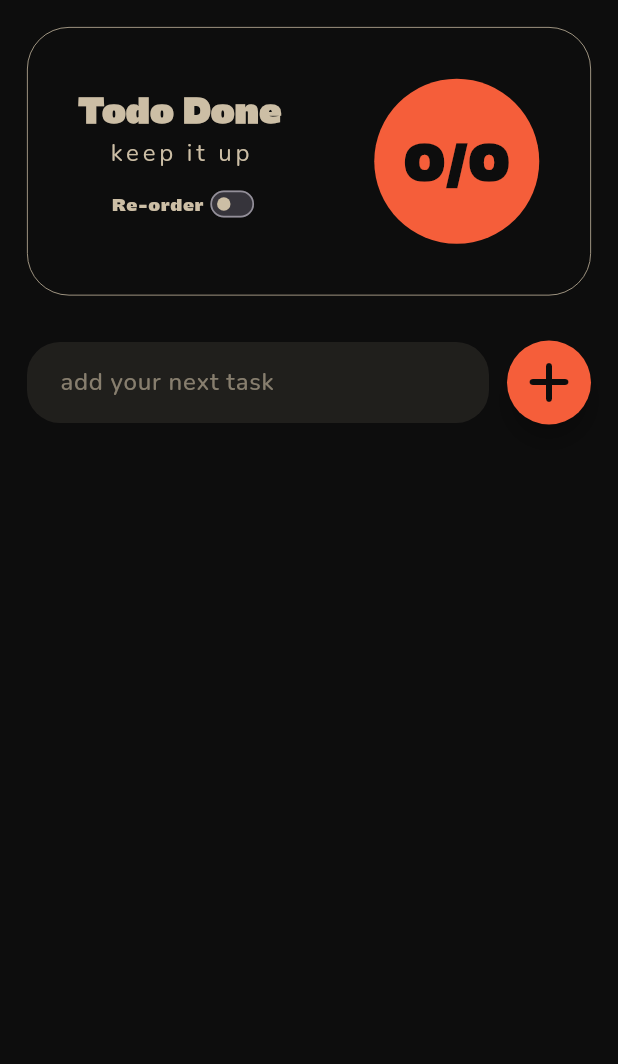
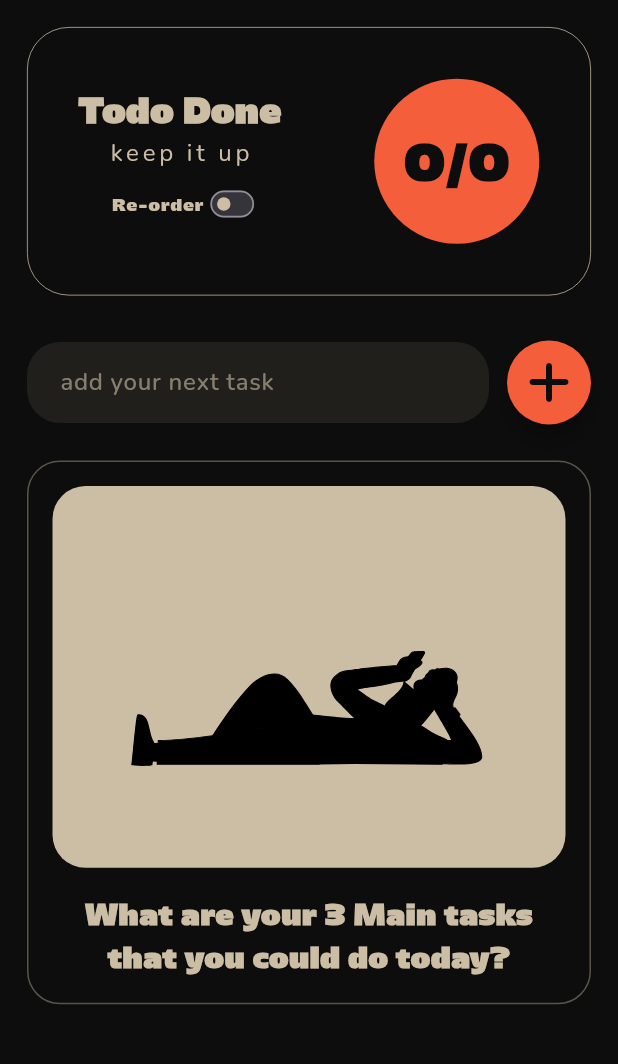
Before and after one commit to singlesoup/orangelist, a Flutter app: the screen it shows after launch, on a phone screen of 412 x 824 dp, the part 93-1157 px from its top. Run offline on Flutter 3.47's test engine with Material 3 defaults, Android fonts, the phone set to English and light mode, and no system bars; our stand-ins replace another_flushbar, flutter_platform_widgets, flutter_svg, font_awesome_flutter, hive, hive_flutter; accounts and stored records are empty.

Commit message:
feat: Illustration and UI updates

```diff
--- a/lib/src/constants/strings.dart
+++ b/lib/src/constants/strings.dart
@@ -1,3 +1,6 @@
 const String todoAddedTxt = "Task added successfully!";
 const String todoDeletedTxt = "Task removed successfully!";
 const String todoUpdatedTxt = "Task updated successfully!";
+
+const String hintText = 'add your next task';
+const String noTodosStr = 'What are your 3 Main tasks that you could do today?';
--- a/lib/src/home/screens/homescreen.dart
+++ b/lib/src/home/screens/homescreen.dart
@@ -21,6 +21,7 @@ import 'package:orangelist/src/home/provider/todo_provider.dart'
 import 'package:orangelist/src/home/widgets/about_banner.dart' show AboutBanner;
 import 'package:orangelist/src/home/widgets/create_task_bar.dart'
     show CreateTaskBar;
+import 'package:orangelist/src/home/widgets/no_todo.dart';
 import 'package:orangelist/src/home/widgets/reorder_tile.dart' show ReOrderTile;
 import 'package:orangelist/src/home/widgets/task_tile_widget.dart'
     show TaskTileWidget;
@@ -64,7 +65,10 @@ class _HomeScreenState extends State<HomeScreen> {
                   child: Consumer<TodoProvider>(
                     builder: (context, todoprovider, child) {
                       bool isReordering = todoprovider.isReorder;
-                      return isReordering
+                      return todoprovider.dailyToDolist.isEmpty
+                          ? const NoTodos()
+                          : isReordering &&
+                                  todoprovider.dailyToDolist.length > 1
                               ? ReorderableListView(
                                   shrinkWrap: true,
                                   onReorder: (int oldIndex, int newIndex) {
@@ -77,13 +81,14 @@ class _HomeScreenState extends State<HomeScreen> {
                                   buildDefaultDragHandles: false,
                                   children: [
                                     for (int index = 0;
-                                    index < todoprovider.dailyToDolist.length;
+                                        index <
+                                            todoprovider.dailyToDolist.length;
                                         index++)
                                       ReOrderTile(
                                         key: Key('$index'),
                                         index: index,
-                                    title:
-                                        todoprovider.dailyToDolist[index].title,
+                                        title: todoprovider
+                                            .dailyToDolist[index].title,
                                       ),
                                   ],
                                 )
@@ -92,8 +97,8 @@ class _HomeScreenState extends State<HomeScreen> {
                                   itemCount: todoprovider.dailyToDolist.length,
                                   itemBuilder: (context, index) {
                                     return TaskTileWidget(
-                                  taskTitle:
-                                      todoprovider.dailyToDolist[index].title,
+                                      taskTitle: todoprovider
+                                          .dailyToDolist[index].title,
                                       index: index,
                                     );
                                   },
--- a/lib/src/home/widgets/create_task_bar.dart
+++ b/lib/src/home/widgets/create_task_bar.dart
@@ -35,6 +35,7 @@ import 'package:flutter/widgets.dart'
 
 import 'package:font_awesome_flutter/font_awesome_flutter.dart'
     show FaIcon, FontAwesomeIcons;
+import 'package:orangelist/src/constants/strings.dart' show hintText;
 
 import 'package:orangelist/src/home/provider/todo_provider.dart'
     show TodoProvider;
@@ -152,7 +153,7 @@ class _CreateTaskBarState extends State<CreateTaskBar> {
                           cursorColor: sandAccent,
                           enableInteractiveSelection: true,
                           decoration: InputDecoration(
-                            hintText: 'add your next task',
+                            hintText: hintText,
                             hintStyle: sfTextTheme.bodyLarge!.copyWith(
                               color: sandAccent.withOpacity(0.6),
                               fontWeight: FontWeight.w600,
--- a/lib/src/home/widgets/flushbar/custom_flushbar.dart
+++ b/lib/src/home/widgets/flushbar/custom_flushbar.dart
@@ -24,7 +24,7 @@ void showCustomFlushBar(BuildContext context, String message) {
           right: 12,
         ),
         child: FaIcon(
-          FontAwesomeIcons.info,
+          FontAwesomeIcons.checkDouble,
           color: sandAccent,
           size: 22,
         ),
--- /dev/null
+++ b/lib/src/home/widgets/no_todo.dart
@@ -0,0 +1,85 @@
+import 'dart:math' show Random;
+
+import 'package:flutter/widgets.dart'
+    show
+        Border,
+        BorderRadius,
+        BoxDecoration,
+        BuildContext,
+        Column,
+        Container,
+        EdgeInsets,
+        Expanded,
+        MainAxisAlignment,
+        MainAxisSize,
+        MediaQuery,
+        Padding,
+        Radius,
+        SizedBox,
+        StatelessWidget,
+        Text,
+        TextAlign,
+        Widget;
+import 'package:flutter_svg/svg.dart' show SvgPicture;
+import 'package:orangelist/src/constants/strings.dart';
+import 'package:orangelist/src/theme/colors.dart' show sandAccent;
+import 'package:orangelist/src/theme/text_theme.dart' show sfTextTheme;
+
+class NoTodos extends StatelessWidget {
+  const NoTodos({super.key});
+
+  @override
+  Widget build(BuildContext context) {
+    final random = Random();
+    final randomSvgIndex = random.nextInt(8) + 1;
+    var mediaQ = MediaQuery.of(context).size;
+    return Container(
+      height: mediaQ.height * 0.44,
+      decoration: BoxDecoration(
+        borderRadius: const BorderRadius.all(
+          Radius.circular(22.0),
+        ),
+        border: Border.all(
+          color: sandAccent.withOpacity(0.4),
+        ),
+      ),
+      padding: const EdgeInsets.symmetric(
+        horizontal: 6,
+        vertical: 6,
+      ),
+      child: Column(
+        mainAxisAlignment: MainAxisAlignment.center,
+        mainAxisSize: MainAxisSize.min,
+        children: [
+          Expanded(
+            child: Container(
+              margin: const EdgeInsets.all(10),
+              decoration: const BoxDecoration(
+                color: sandAccent,
+                borderRadius: BorderRadius.all(
+                  Radius.circular(22.0),
+                ),
+              ),
+              child: SvgPicture.asset(
+                'assets/svgs/svg$randomSvgIndex.svg',
+              ),
+            ),
+          ),
+          const SizedBox(height: 6),
+          Padding(
+            padding: const EdgeInsets.only(
+              bottom: 10.0,
+              left: 12,
+              right: 12,
+            ),
+            child: Text(
+              noTodosStr,
+              style: sfTextTheme.titleLarge,
+              textAlign: TextAlign.center,
+            ),
+          ),
+        ],
+      ),
+    );
+  }
+}
--- a/pubspec.yaml
+++ b/pubspec.yaml
@@ -17,7 +17,7 @@ dependencies:
   flutter:
     sdk: flutter
   flutter_platform_widgets: ^7.0.0
-  flutter_svg: ^1.1.5
+  flutter_svg: ^2.0.9
   font_awesome_flutter: ^10.7.0
   hive: ^2.2.3
   hive_flutter: ^1.1.0
@@ -38,6 +38,7 @@ flutter:
     - assets/images/happy.svg
     - assets/images/monthlyOverview.svg
     - assets/images/dragAndOrder.svg
+    - assets/svgs/
 
   fonts:
     - family: Nunito
```
Also changed, not shown: assets/svgs/svg1.svg (added), assets/svgs/svg2.svg (added), assets/svgs/svg3.svg (added), assets/svgs/svg4.svg (added), assets/svgs/svg5.svg (added), assets/svgs/svg6.svg (added), assets/svgs/svg7.svg (added), assets/svgs/svg8.svg (added), pubspec.lock, 1 other file. Lines whose indentation alone changed are shown as unchanged.
